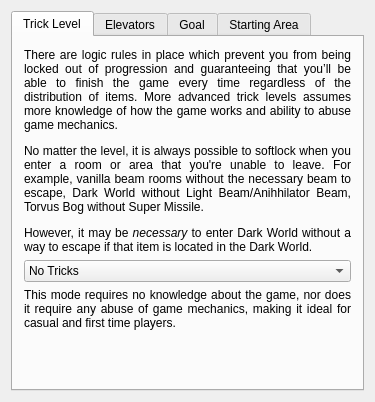
The window that randovania/gui/logic_settings_window.ui (randovania/randovania) describes before a commit, drawn with Qt 5.
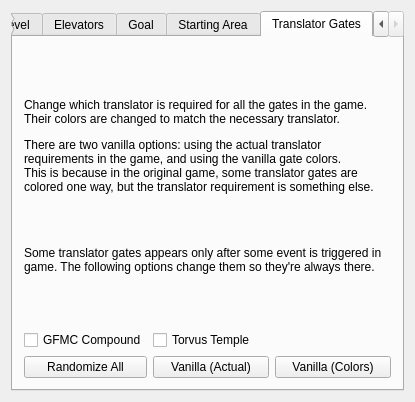
The same window after the commit. The open tabs and pages were chosen to show the change.

Commit message: Create the GUI elements for the translator randomizer

Diff of the .ui file:
```diff
--- a/randovania/gui/logic_settings_window.ui
+++ b/randovania/gui/logic_settings_window.ui
@@ -6,7 +6,7 @@
    <rect>
     <x>0</x>
     <y>0</y>
-    <width>375</width>
+    <width>415</width>
     <height>402</height>
    </rect>
   </property>
@@ -261,6 +261,58 @@
         </item>
        </layout>
       </widget>
+      <widget class="QWidget" name="translators_tab">
+       <attribute name="title">
+        <string>Translator Gates</string>
+       </attribute>
+       <layout class="QGridLayout" name="translators_layout">
+        <item row="2" column="2">
+         <widget class="QPushButton" name="translator_vanilla_colors_button">
+          <property name="text">
+           <string>Vanilla (Colors)</string>
+          </property>
+         </widget>
+        </item>
+        <item row="1" column="0">
+         <widget class="QCheckBox" name="always_up_gfmc_compound_check">
+          <property name="text">
+           <string>GFMC Compound</string>
+          </property>
+         </widget>
+        </item>
+        <item row="1" column="1">
+         <widget class="QCheckBox" name="always_up_torvus_temple_check">
+          <property name="text">
+           <string>Torvus Temple</string>
+          </property>
+         </widget>
+        </item>
+        <item row="0" column="0" colspan="3">
+         <widget class="QLabel" name="translators_description">
+          <property name="text">
+           <string>&lt;html&gt;&lt;head/&gt;&lt;body&gt;&lt;p&gt;Change which translator is required for all the gates in the game. Their colors are changed to match the necessary translator.&lt;/p&gt;&lt;p&gt;There are two vanilla options: using the actual translator requirements in the game, and using the vanilla gate colors.&lt;br/&gt;This is because in the original game, some translator gates are colored one way, but the translator requirement is something else.&lt;/p&gt;&lt;p&gt;&lt;br/&gt;&lt;/p&gt;&lt;p&gt;Some translator gates appears only after some event is triggered in game. The following options change them so they're always there.&lt;/p&gt;&lt;/body&gt;&lt;/html&gt;</string>
+          </property>
+          <property name="wordWrap">
+           <bool>true</bool>
+          </property>
+         </widget>
+        </item>
+        <item row="2" column="1">
+         <widget class="QPushButton" name="translator_vanilla_actual_button">
+          <property name="text">
+           <string>Vanilla (Actual)</string>
+          </property>
+         </widget>
+        </item>
+        <item row="2" column="0">
+         <widget class="QPushButton" name="translator_randomize_all_button">
+          <property name="text">
+           <string>Randomize All</string>
+          </property>
+         </widget>
+        </item>
+       </layout>
+      </widget>
      </widget>
     </item>
    </layout>
```
Left out of the diff: 2 changed lines with no effect on the pictures. The commit also changes 1 other file.
